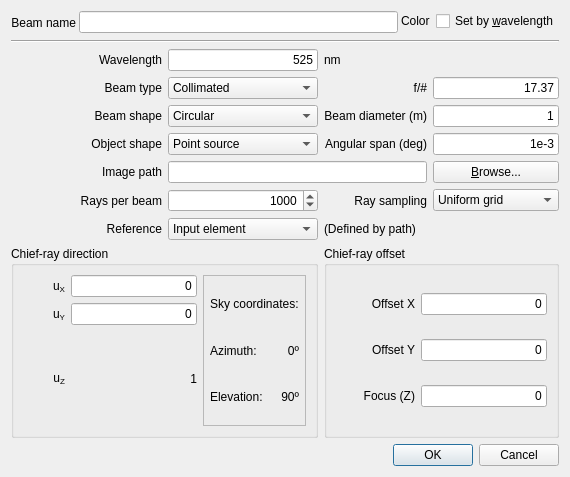
Old version of the form RZGUI/BeamPropertiesDialog.ui in the repository HARMONI-CAB/RayZaler.
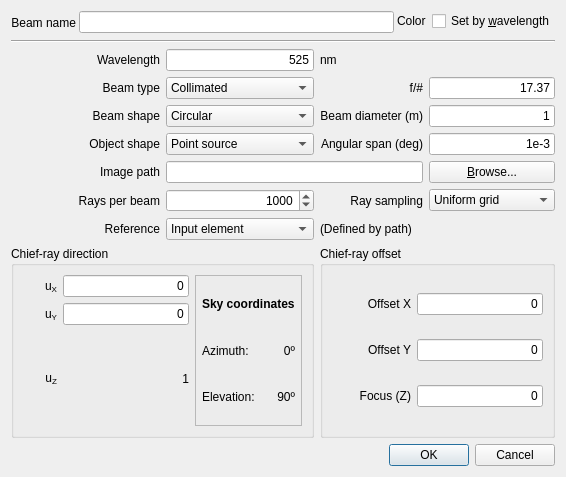
New version of the form.

Commit message: Create new beam states and make the whole beam UI functional

Diff of the .ui file:
```diff
--- a/RZGUI/BeamPropertiesDialog.ui
+++ b/RZGUI/BeamPropertiesDialog.ui
@@ -6,7 +6,7 @@
    <rect>
     <x>0</x>
     <y>0</y>
-    <width>570</width>
+    <width>566</width>
     <height>477</height>
    </rect>
   </property>
@@ -429,8 +429,13 @@
          </item>
          <item row="0" column="0" colspan="2">
           <widget class="QLabel" name="label_3">
+           <property name="font">
+            <font>
+             <bold>true</bold>
+            </font>
+           </property>
            <property name="text">
-            <string>Sky coordinates:</string>
+            <string>Sky coordinates</string>
            </property>
           </widget>
          </item>
```
Left out of the diff: 22 changed lines with no effect on the pictures. The commit also changes 9 other files.
